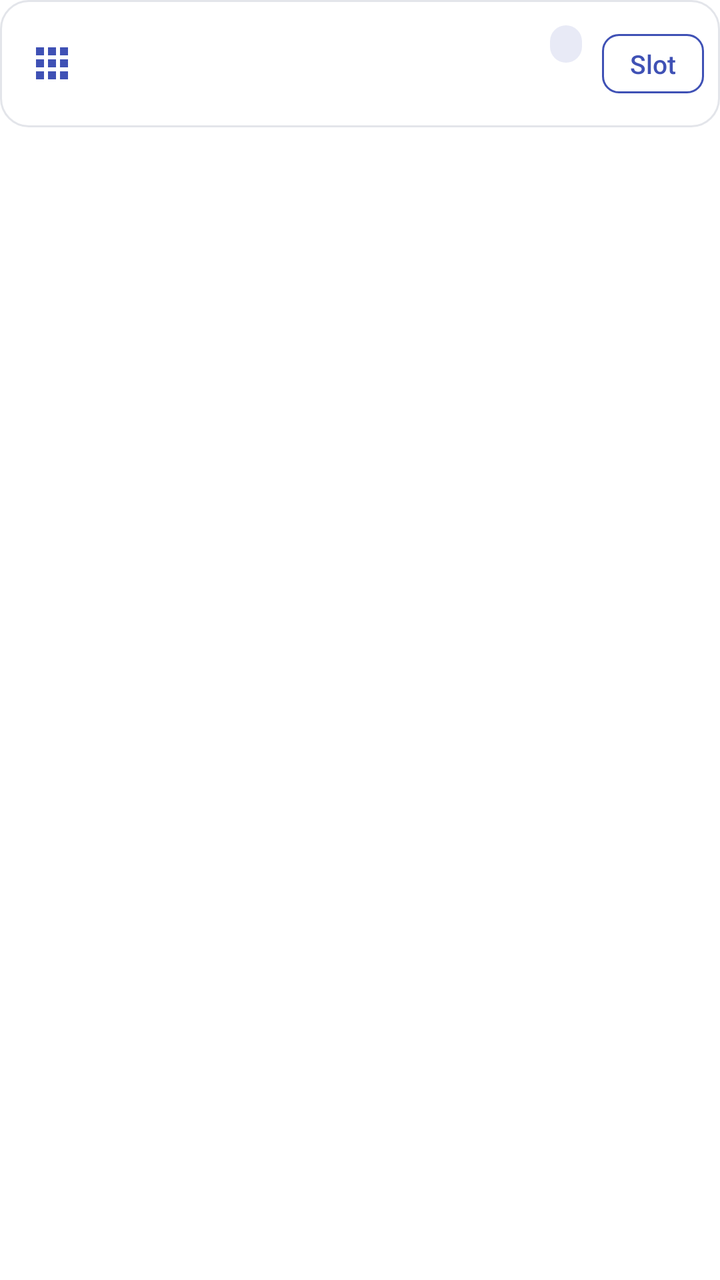
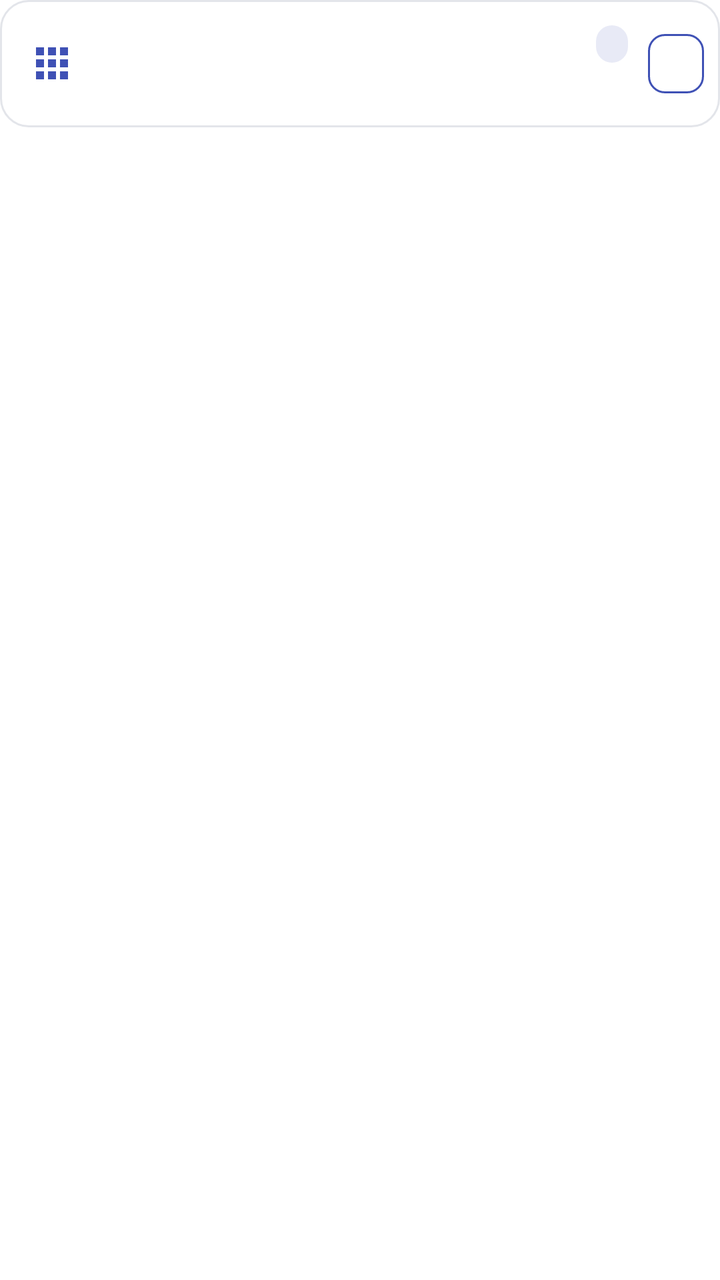

An Android layout rendered at two revisions. The XML below is the earlier revision; the diff shows what the commit changed to produce the second picture.
<!-- AndroidManifest.xml: fallback theme Theme.MaterialComponents.DayNight.NoActionBar -->
<!-- res/layout/item_version.xml -->
<?xml version="1.0" encoding="utf-8"?>
<LinearLayout xmlns:android="http://schemas.android.com/apk/res/android"
    android:layout_width="match_parent"
    android:layout_height="wrap_content"
    android:orientation="vertical"
    android:paddingBottom="@dimen/card_gap">

    <LinearLayout
        android:layout_width="match_parent"
        android:layout_height="wrap_content"
        android:orientation="horizontal"
        android:gravity="center_vertical"
        android:background="@drawable/card_bg_press"
        android:paddingStart="14dp"
        android:paddingEnd="8dp"
        android:paddingTop="12dp"
        android:paddingBottom="12dp">

        <ImageView
            android:layout_width="24dp"
            android:layout_height="24dp"
            android:src="@drawable/ic_app"
            android:tint="@color/accent" />

        <LinearLayout
            android:layout_width="0dp"
            android:layout_height="wrap_content"
            android:layout_weight="1"
            android:layout_marginStart="12dp"
            android:orientation="vertical">

            <LinearLayout
                android:layout_width="match_parent"
                android:layout_height="wrap_content"
                android:orientation="horizontal"
                android:gravity="center_vertical">

                
                <TextView
                    android:id="@+id/ver_title"
                    android:layout_width="0dp"
                    android:layout_height="wrap_content"
                    android:layout_weight="1"
                    android:maxLines="2"
                    android:ellipsize="end"
                    android:lineSpacingExtra="1dp"
                    android:textSize="15sp"
                    android:fontFamily="sans-serif-medium"
                    android:textColor="@color/fg" />

                <TextView
                    android:id="@+id/ver_slot_badge"
                    android:layout_width="wrap_content"
                    android:layout_height="wrap_content"
                    android:layout_marginStart="8dp"
                    android:background="@drawable/badge_slot"
                    android:paddingStart="8dp"
                    android:paddingEnd="8dp"
                    android:paddingTop="2dp"
                    android:paddingBottom="2dp"
                    android:textSize="11sp"
                    android:textColor="@color/chip_fg" />
            </LinearLayout>

            
            <TextView
                android:id="@+id/ver_sub"
                android:layout_width="match_parent"
                android:layout_height="wrap_content"
                android:paddingTop="3dp"
                android:maxLines="2"
                android:ellipsize="end"
                android:textSize="12sp"
                android:textColor="@color/fg_muted" />

            <TextView
                android:id="@+id/ver_conflict"
                android:layout_width="match_parent"
                android:layout_height="wrap_content"
                android:paddingTop="4dp"
                android:textSize="11sp"
                android:lineSpacingExtra="2dp"
                android:textColor="@color/chip_fg_warn"
                android:visibility="gone" />
        </LinearLayout>

        <TextView
            android:id="@+id/ver_slot_btn"
            android:layout_width="wrap_content"
            android:layout_height="wrap_content"
            android:layout_marginStart="10dp"
            android:background="@drawable/btn_ghost"
            android:clickable="true"
            android:focusable="false"
            android:paddingStart="14dp"
            android:paddingEnd="14dp"
            android:paddingTop="6dp"
            android:paddingBottom="6dp"
            android:text="@string/row_slot_btn"
            android:textSize="13sp"
            android:fontFamily="sans-serif-medium"
            android:textColor="@color/accent" />
    </LinearLayout>
</LinearLayout>
<!-- resources referenced by this layout -->
<resources>
  <color name="accent">#FF3F51B5</color>
  <color name="chip_fg">#FF303F9F</color>
  <color name="chip_fg_warn">#FFC62828</color>
  <color name="fg">#FF1A1C1E</color>
  <color name="fg_muted">#FF6B7280</color>
  <dimen name="card_gap">10dp</dimen>
  <!-- drawable badge_slot (drawable) -->
  <?xml version="1.0" encoding="utf-8"?>
  <shape xmlns:android="http://schemas.android.com/apk/res/android"
      android:shape="rectangle">
      <corners android:radius="9dp" />
      <solid android:color="@color/chip_bg" />
  </shape>
  <!-- drawable btn_ghost (drawable) -->
  <?xml version="1.0" encoding="utf-8"?>
  <selector xmlns:android="http://schemas.android.com/apk/res/android">
      <item android:state_pressed="true">
          <shape android:shape="rectangle">
              <solid android:color="@color/accent_soft" />
              <corners android:radius="8dp" />
              <stroke android:width="1dp" android:color="@color/accent" />
          </shape>
      </item>
      <item>
          <shape android:shape="rectangle">
              <solid android:color="@android:color/transparent" />
              <corners android:radius="8dp" />
              <stroke android:width="1dp" android:color="@color/accent" />
          </shape>
      </item>
  </selector>
  <!-- drawable card_bg_press (drawable) -->
  <?xml version="1.0" encoding="utf-8"?>
  <selector xmlns:android="http://schemas.android.com/apk/res/android">
      <item android:state_pressed="true">
          <shape android:shape="rectangle">
              <solid android:color="@color/card_press" />
              <corners android:radius="14dp" />
              <stroke android:width="1dp" android:color="@color/card_stroke" />
          </shape>
      </item>
      <item>
          <shape android:shape="rectangle">
              <solid android:color="@color/card" />
              <corners android:radius="14dp" />
              <stroke android:width="1dp" android:color="@color/card_stroke" />
          </shape>
      </item>
  </selector>
  <!-- drawable ic_app (drawable) -->
  <?xml version="1.0" encoding="utf-8"?>
  <vector xmlns:android="http://schemas.android.com/apk/res/android"
      android:width="24dp"
      android:height="24dp"
      android:viewportWidth="24"
      android:viewportHeight="24">
      <path
          android:fillColor="@color/icon_tint"
          android:pathData="M4,8h4V4H4v4zM10,20h4v-4h-4v4zM4,20h4v-4H4v4zM4,14h4v-4H4v4zM10,14h4v-4h-4v4zM16,4v4h4V4h-4zM10,8h4V4h-4v4zM16,14h4v-4h-4v4zM16,20h4v-4h-4v4z" />
  </vector>
  <string name="row_slot_btn">Slot</string>
  <color name="chip_bg">#FFE8EAF6</color>
  <color name="accent_soft">#FFE8EAF6</color>
  <color name="card_press">#FFEFF1F5</color>
  <color name="card_stroke">#FFE3E5EA</color>
  <color name="card">#FFFFFFFF</color>
  <color name="icon_tint">#FF5F6368</color>
</resources>

<!-- the commit's change to res/layout/item_version.xml (unified diff, before → after) -->
@@ -96,7 +96,6 @@
             android:paddingEnd="14dp"
             android:paddingTop="6dp"
             android:paddingBottom="6dp"
-            android:text="@string/row_slot_btn"
             android:textSize="13sp"
             android:fontFamily="sans-serif-medium"
             android:textColor="@color/accent" />
<!-- resource entries referenced after the edit -->
@@ -60,7 +60,6 @@
           android:fillColor="@color/icon_tint"
           android:pathData="M4,8h4V4H4v4zM10,20h4v-4h-4v4zM4,20h4v-4H4v4zM4,14h4v-4H4v4zM10,14h4v-4h-4v4zM16,4v4h4V4h-4zM10,8h4V4h-4v4zM16,14h4v-4h-4v4zM16,20h4v-4h-4v4z" />
   </vector>
-  <string name="row_slot_btn">Slot</string>
   <color name="chip_bg">#FFE8EAF6</color>
   <color name="accent_soft">#FFE8EAF6</color>
   <color name="card_press">#FFEFF1F5</color>
